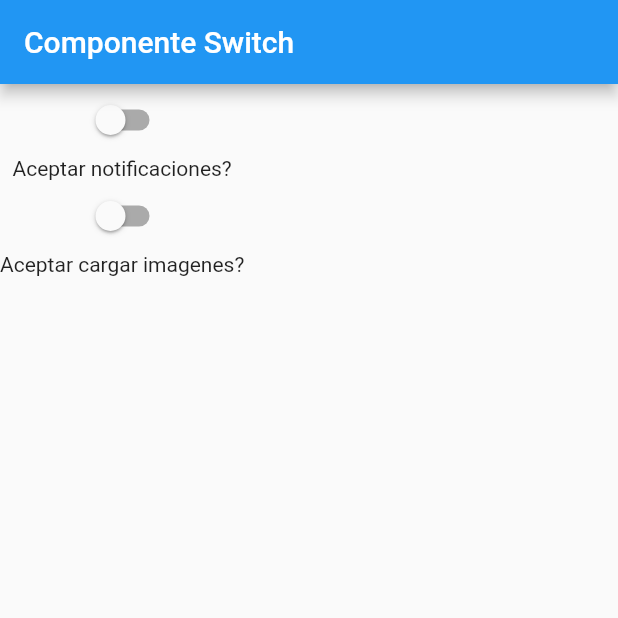
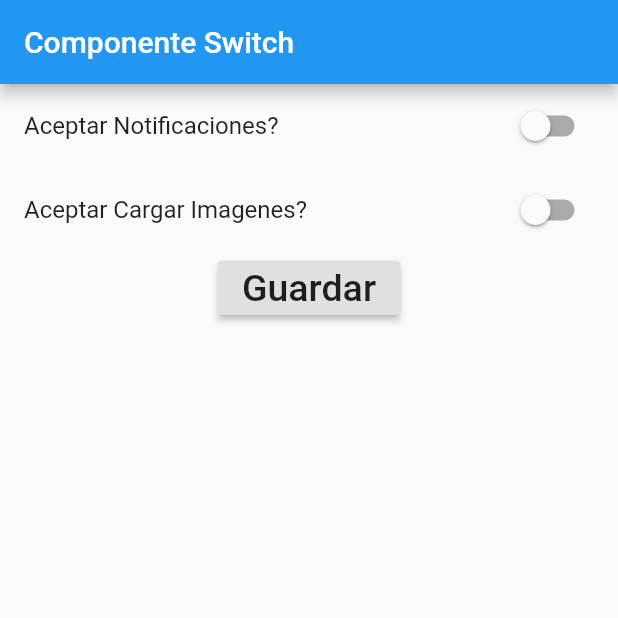
Before and after one commit to jminango20/flutter_CampoTexto, a Flutter app: the screen it shows after launch, on a phone screen of 412 x 824 dp, the top half of it. Run offline on Flutter 3.47's test engine with Material 2 defaults, Android fonts, the light colour scheme and no system bars.

Commit message:
Using SwitchListTile

```diff
--- a/lib/EntradaSwitch.dart
+++ b/lib/EntradaSwitch.dart
@@ -19,6 +19,36 @@ class _EntradaSwitchState extends State<EntradaSwitch> {
       body: Container(
         child: Column(
           children: [
+            SwitchListTile(
+              title: Text("Aceptar Notificaciones?"),
+                value: _escolhaUsuario,
+                onChanged: (bool escolha){
+                  setState(() {
+                    _escolhaUsuario = escolha;
+                  });
+                }
+            ),
+            SwitchListTile(
+                title: Text("Aceptar Cargar Imagenes?"),
+                value: _cargarImagem,
+                onChanged: (bool escolha){
+                  setState(() {
+                    _cargarImagem = escolha;
+                  });
+                }
+            ),
+            RaisedButton(
+                child: Text("Guardar",
+                style: TextStyle(
+                  fontSize: 25
+                ),
+                ),
+                onPressed: (){
+                  print("Notificacion: " + _escolhaUsuario.toString() + " Imagen: " + _cargarImagem.toString());
+                }
+                )
+
+            /*
             Switch(
                 value: _escolhaUsuario,
                 onChanged: (bool escolha){
@@ -39,6 +69,8 @@ class _EntradaSwitchState extends State<EntradaSwitch> {
                 }
             ),
             Text("Aceptar cargar imagenes? "),
+            */
+
           ],
         ),
       ),
```
